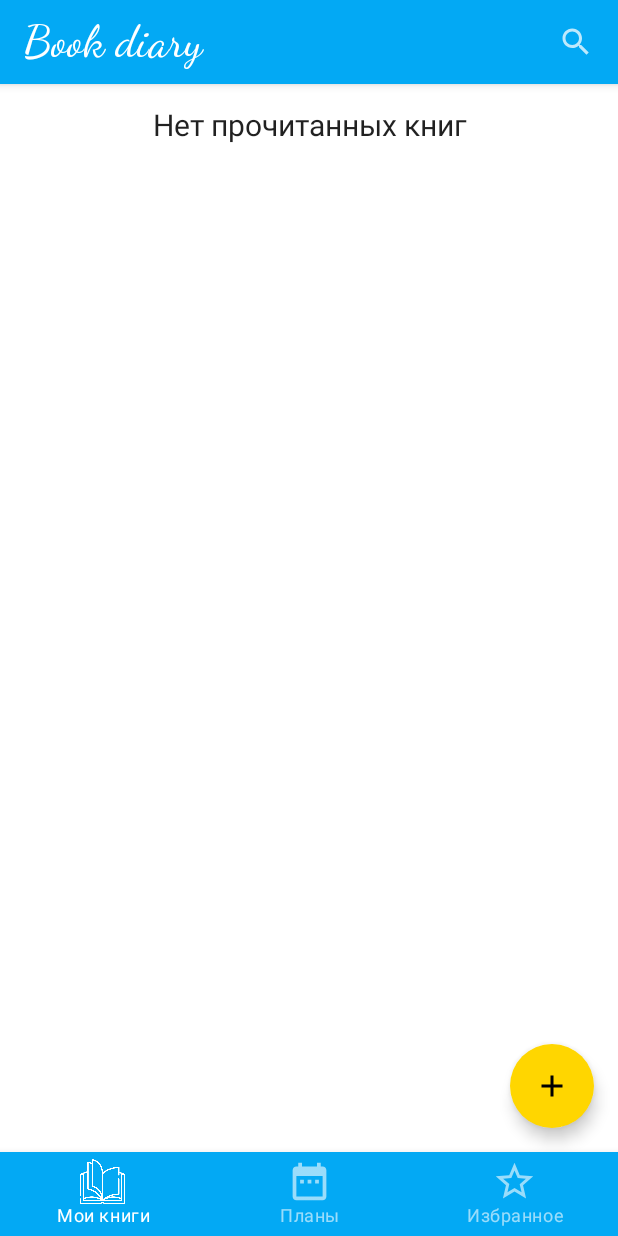
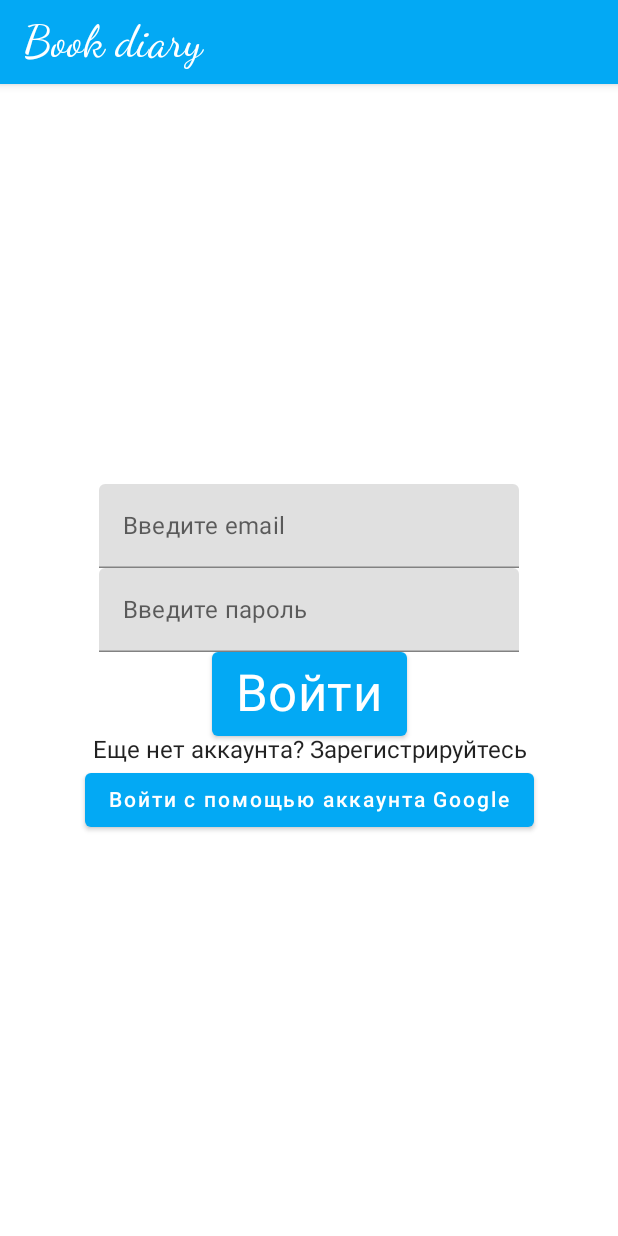
Before and after one commit to ElenaBalahnina123/BookDiary, an Android app built with Jetpack Compose: the screen it shows after launch (MainActivity), on a phone screen of 412 x 824 dp. Run offline under Robolectric (Android 15) with nearby library versions, the phone set to English and light mode, and no system bars; our stand-ins replace Dagger/Hilt's generated code, Firebase (no records; nobody signed in at launch, a user with empty details on screens opened directly); 1 statement that could not run was skipped.

Commit message:
аутентификация

```diff
--- a/app/src/main/AndroidManifest.xml
+++ b/app/src/main/AndroidManifest.xml
@@ -1,6 +1,7 @@
 <?xml version="1.0" encoding="utf-8"?>
 <manifest xmlns:android="http://schemas.android.com/apk/res/android"
     xmlns:tools="http://schemas.android.com/tools">
+    <uses-permission android:name="android.permission.INTERNET"/>
 
     <application
         android:allowBackup="true"
--- a/app/src/main/java/com/elena_balakhnina/bookdiary/MainActivity.kt
+++ b/app/src/main/java/com/elena_balakhnina/bookdiary/MainActivity.kt
@@ -4,6 +4,7 @@ import android.os.Bundle
 import android.util.Log
 import androidx.activity.ComponentActivity
 import androidx.activity.compose.setContent
+import androidx.activity.viewModels
 import androidx.compose.foundation.layout.fillMaxSize
 import androidx.compose.foundation.layout.padding
 import androidx.compose.material.MaterialTheme
@@ -14,12 +15,17 @@ import androidx.compose.runtime.collectAsState
 import androidx.compose.runtime.getValue
 import androidx.compose.ui.Modifier
 import androidx.hilt.navigation.compose.hiltViewModel
+import androidx.navigation.NavHostController
 import androidx.navigation.NavType
 import androidx.navigation.compose.NavHost
 import androidx.navigation.compose.composable
 import androidx.navigation.compose.rememberNavController
 import androidx.navigation.navArgument
 import androidx.navigation.navOptions
+import com.elena_balakhnina.bookdiary.authentication.GoogleAuthViewModel
+import com.elena_balakhnina.bookdiary.authentication.HomeScreen
+import com.elena_balakhnina.bookdiary.authentication.LoginScreen
+import com.elena_balakhnina.bookdiary.authentication.SignupScreen
 import com.elena_balakhnina.bookdiary.booklist.BookListScreen
 import com.elena_balakhnina.bookdiary.booklist.BookListViewModel
 import com.elena_balakhnina.bookdiary.compose.component.bottommenu.BottomMenuCompose
@@ -38,6 +44,7 @@ import dagger.hilt.android.AndroidEntryPoint
 @AndroidEntryPoint
 class MainActivity : ComponentActivity() {
 
+    private val authViewModel by viewModels<GoogleAuthViewModel>()
     override fun onCreate(savedInstanceState: Bundle?) {
         super.onCreate(savedInstanceState)
         setContent {
@@ -46,7 +53,8 @@ class MainActivity : ComponentActivity() {
                     modifier = Modifier.fillMaxSize(),
                     color = MaterialTheme.colors.background
                 ) {
-                    navigationContent()
+                    AppNavHost(viewModel = authViewModel)
+//                    navigationContent()
                 }
             }
         }
@@ -60,6 +68,29 @@ private val MainRoutes = setOf(
 )
 
 @Composable
+fun AppNavHost(
+    viewModel: GoogleAuthViewModel,
+    modifier: Modifier = Modifier,
+    navController: NavHostController = rememberNavController(),
+    startDestination: String = "ROUTE_LOGIN"
+) {
+    NavHost(
+        modifier = modifier,
+        navController = navController,
+        startDestination = startDestination
+    ) {
+        composable("ROUTE_LOGIN") {
+            LoginScreen(navController, viewModel.signInFlow, viewModel::loginUser)
+        }
+        composable("ROUTE_SIGNUP") {
+            SignupScreen(viewModel, navController)
+        }
+        composable("ROUTE_HOME") {
+            HomeScreen(viewModel, navController)
+        }
+    }
+}
+@Composable
 private fun navigationContent() {
     val navController = rememberNavController()
 
@@ -72,7 +103,7 @@ private fun navigationContent() {
                 BottomMenuCompose(navController = navController)
             }
         },
-    ) { it ->
+    ) {
         NavHost(
             modifier = Modifier.padding(it),
             navController = navController,
--- /dev/null
+++ b/app/src/main/java/com/elena_balakhnina/bookdiary/authentication/GoogleAuthRepository.kt
@@ -0,0 +1,90 @@
+package com.elena_balakhnina.bookdiary.authentication
+
+import android.util.Log
+import com.google.android.gms.tasks.Task
+import com.google.firebase.auth.FirebaseAuth
+import com.google.firebase.auth.FirebaseUser
+import com.google.firebase.auth.UserProfileChangeRequest
+import dagger.Module
+import dagger.Provides
+import dagger.hilt.InstallIn
+import dagger.hilt.components.SingletonComponent
+import kotlinx.coroutines.ExperimentalCoroutinesApi
+import kotlinx.coroutines.suspendCancellableCoroutine
+import javax.inject.Inject
+import kotlin.coroutines.resumeWithException
+
+interface GoogleAuthRepository {
+    suspend fun signInWithEmailAndPassword(email: String, password: String): FirebaseUser?
+
+    suspend fun signUpWithEmailAndPassword(name: String, email: String, password: String): FirebaseUser
+
+    val currentUser: FirebaseUser?
+
+    fun signOut()
+
+}
+
+class GoogleAuthRepositoryImpl @Inject constructor(
+    private val firebaseAuth: FirebaseAuth,
+
+    ) : GoogleAuthRepository {
+
+
+    override suspend fun signInWithEmailAndPassword(email: String, password: String): FirebaseUser? {
+        firebaseAuth.signInWithEmailAndPassword(email, password).addOnCompleteListener { task ->
+            if (task.isSuccessful) {
+                Log.d("OLOLO", "signInWithEmail:success")
+                firebaseAuth.currentUser
+                Log.d("OLOLO", firebaseAuth.currentUser?.email.toString())
+            } else {
+                Log.w("OLOLO", "signInWithEmail:failure", task.exception)
+
+            }
+        }
+        return firebaseAuth.currentUser
+    }
+
+    override suspend fun signUpWithEmailAndPassword(
+        name: String,
+        email: String,
+        password: String
+    ): FirebaseUser {
+        val result = firebaseAuth.createUserWithEmailAndPassword(email, password).await()
+        result.user?.updateProfile(UserProfileChangeRequest.Builder().setDisplayName(name).build())?.await()
+        return result.user!!
+
+    }
+
+    override val currentUser: FirebaseUser?
+        get() = firebaseAuth.currentUser
+
+    override fun signOut() {
+        firebaseAuth.signOut()
+    }
+
+}
+
+@InstallIn(SingletonComponent::class)
+@Module
+class GoogleAuthModule {
+    @Provides
+    fun providesAuthRepository(impl: GoogleAuthRepositoryImpl): GoogleAuthRepository = impl
+
+    @Provides
+    fun provideFirebaseAuth(): FirebaseAuth = FirebaseAuth.getInstance()
+}
+
+
+@OptIn(ExperimentalCoroutinesApi::class)
+suspend fun <T> Task<T>.await(): T {
+    return suspendCancellableCoroutine { cont ->
+        addOnCompleteListener {
+            if (it.exception != null) {
+                cont.resumeWithException(it.exception!!)
+            } else {
+                cont.resume(it.result, null)
+            }
+        }
+    }
+}
--- /dev/null
+++ b/app/src/main/java/com/elena_balakhnina/bookdiary/authentication/GoogleAuthViewModel.kt
@@ -0,0 +1,52 @@
+package com.elena_balakhnina.bookdiary.authentication
+
+import androidx.lifecycle.ViewModel
+import androidx.lifecycle.viewModelScope
+import com.google.firebase.auth.FirebaseUser
+import dagger.hilt.android.lifecycle.HiltViewModel
+import kotlinx.coroutines.flow.MutableStateFlow
+import kotlinx.coroutines.flow.StateFlow
+import kotlinx.coroutines.launch
+import javax.inject.Inject
+
+@HiltViewModel
+class GoogleAuthViewModel @Inject constructor(
+    private val repository: GoogleAuthRepository
+) : ViewModel() {
+
+    private val _signInFlow = MutableStateFlow<FirebaseUser?>(null)
+    val signInFlow: StateFlow<FirebaseUser?> = _signInFlow
+
+    private val _signupFlow = MutableStateFlow<FirebaseUser?>(null)
+    val signupFlow: StateFlow<FirebaseUser?> = _signupFlow
+
+    val currentUser: FirebaseUser?
+        get() = repository.currentUser
+
+    init {
+        if (repository.currentUser != null) {
+            _signInFlow.value = repository.currentUser
+        }
+    }
+
+    fun loginUser(email: String, password: String) {
+        viewModelScope.launch {
+            val result = repository.signInWithEmailAndPassword(email, password)
+            _signInFlow.value = result
+        }
+    }
+
+
+    fun signupUser(name: String, email: String, password: String) = viewModelScope.launch {
+        val result = repository.signUpWithEmailAndPassword(name, email, password)
+        _signupFlow.value = result
+    }
+
+    fun logout() {
+        repository.signOut()
+        _signInFlow.value = null
+        _signupFlow.value = null
+    }
+
+
+}
--- /dev/null
+++ b/app/src/main/java/com/elena_balakhnina/bookdiary/authentication/LoginScreen.kt
@@ -0,0 +1,141 @@
+package com.elena_balakhnina.bookdiary.authentication
+
+import androidx.compose.foundation.clickable
+import androidx.compose.foundation.layout.Arrangement
+import androidx.compose.foundation.layout.Box
+import androidx.compose.foundation.layout.Column
+import androidx.compose.foundation.layout.fillMaxSize
+import androidx.compose.foundation.layout.padding
+import androidx.compose.foundation.text.KeyboardOptions
+import androidx.compose.material.Button
+import androidx.compose.material.MaterialTheme
+import androidx.compose.material.Scaffold
+import androidx.compose.material.Text
+import androidx.compose.material.TextField
+import androidx.compose.material.TopAppBar
+import androidx.compose.runtime.Composable
+import androidx.compose.runtime.LaunchedEffect
+import androidx.compose.runtime.collectAsState
+import androidx.compose.runtime.getValue
+import androidx.compose.runtime.mutableStateOf
+import androidx.compose.runtime.remember
+import androidx.compose.runtime.setValue
+import androidx.compose.ui.Alignment
+import androidx.compose.ui.Modifier
+import androidx.compose.ui.text.font.FontFamily
+import androidx.compose.ui.text.input.ImeAction
+import androidx.compose.ui.text.input.KeyboardCapitalization
+import androidx.compose.ui.text.input.KeyboardType
+import androidx.compose.ui.text.input.PasswordVisualTransformation
+import androidx.compose.ui.text.style.TextAlign
+import androidx.compose.ui.unit.sp
+import androidx.navigation.NavController
+import com.elena_balakhnina.bookdiary.ui.theme.BookDiaryTheme
+import com.google.firebase.auth.FirebaseUser
+import kotlinx.coroutines.flow.StateFlow
+
+
+@Composable
+fun LoginScreen(
+    navController: NavController,
+    signInFlow: StateFlow<FirebaseUser?>,
+    loginUser : (String, String) -> Unit,
+    onClickGoogleOneTap : () -> Unit = {}
+) {
+    var email by remember { mutableStateOf("") }
+    var password by remember { mutableStateOf("") }
+
+    BookDiaryTheme {
+        Scaffold(
+            topBar = {
+                TopAppBar(
+                    title = {
+                        Text(
+                            text = "Book diary",
+                            fontFamily = FontFamily.Cursive,
+                            fontSize = 30.sp
+                        )
+                    }
+                )
+            }
+
+        ) { paddingValues ->
+            Column(
+                modifier = Modifier
+                    .fillMaxSize()
+                    .padding(paddingValues),
+                horizontalAlignment = Alignment.CenterHorizontally,
+                verticalArrangement = Arrangement.Center
+            ) {
+                TextField(
+                    value = email,
+                    onValueChange = {
+                        email = it
+                    },
+                    label = {
+                        Text(text = "Введите email")
+                    },
+                    keyboardOptions = KeyboardOptions(
+                        capitalization = KeyboardCapitalization.None,
+                        autoCorrect = false,
+                        keyboardType = KeyboardType.Email,
+                        imeAction = ImeAction.Next
+                    ),
+                )
+                TextField(
+                    value = password,
+                    onValueChange = {
+                        password = it
+                    },
+                    label = {
+                        Text(text = "Введите пароль")
+                    },
+
+                    visualTransformation = PasswordVisualTransformation(),
+                    keyboardOptions = KeyboardOptions(
+                        capitalization = KeyboardCapitalization.None,
+                        autoCorrect = false,
+                        keyboardType = KeyboardType.Password,
+                        imeAction = ImeAction.Done
+                    )
+                )
+             Box() {
+                 Button(
+                     onClick = {
+                         loginUser(email, password)
+                     },
+
+                     ) {
+                     Text(text = "Войти", style = MaterialTheme.typography.h4)
+                 }
+             }
+                Text(
+                    modifier = Modifier
+                        .clickable {
+                            navController.navigate("ROUTE_SIGNUP") {
+                                popUpTo("ROUTE_LOGIN") { inclusive = true }
+                            }
+                        },
+                    text = "Еще нет аккаунта? Зарегистрируйтесь",
+                    style = MaterialTheme.typography.body1,
+                    textAlign = TextAlign.Center,
+                )
+                Button(onClick =  onClickGoogleOneTap) {
+                    Text(text = "Войти с помощью аккаунта Google")
+                }
+                Box() {
+                    val signIn by signInFlow.collectAsState()
+
+                    signIn?.let {
+                        LaunchedEffect(Unit) {
+                            navController.navigate("ROUTE_HOME") {
+                                popUpTo("ROUTE_LOGIN") { inclusive = true }
+                            }
+
+                        }
+                    }
+                }
+            }
+        }
+    }
+}
--- a/app/src/main/java/com/elena_balakhnina/bookdiary/booklist/BookListScreen.kt
+++ b/app/src/main/java/com/elena_balakhnina/bookdiary/booklist/BookListScreen.kt
@@ -28,10 +28,6 @@ import kotlinx.coroutines.flow.MutableStateFlow
 import kotlinx.coroutines.flow.StateFlow
 import kotlinx.coroutines.flow.emptyFlow
 
-data class BookListScreenState(
-    val books: List<BookListItemData>,
-    val query: TextFieldValue,
-)
 
 @Preview
 @Composable
```
Also changed, not shown: app/build.gradle (+7 -0 lines), app/src/main/java/com/elena_balakhnina/bookdiary/authentication/HomeScreen.kt (added, +106 -0 lines), app/src/main/java/com/elena_balakhnina/bookdiary/authentication/SignupScreen.kt (added, +166 -0 lines), app/src/main/res/values/strings.xml (+10 -0 lines), 1 other file.
